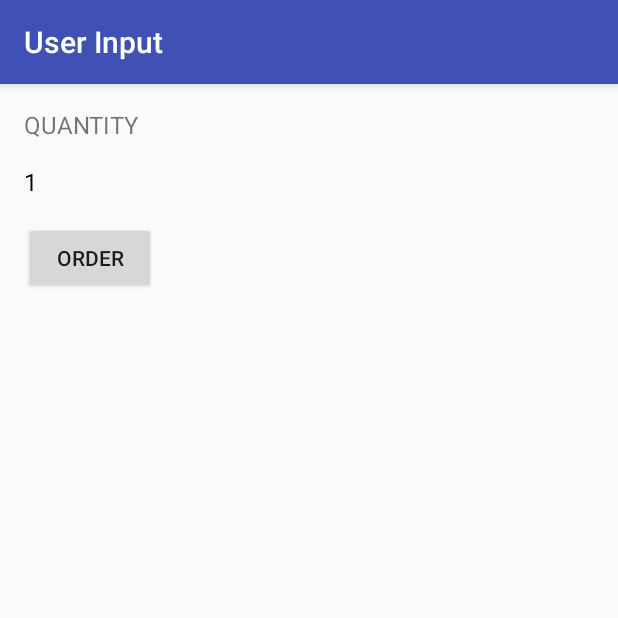
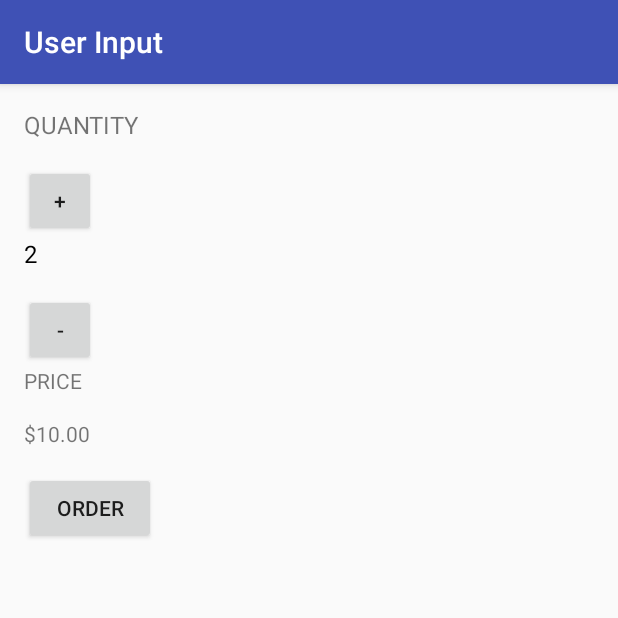
Before and after one commit to ndpark/UserInput, an Android app: the screen it shows after launch (MainActivity), after a tap on "ORDER", on a phone screen of 412 x 824 dp, the top half of it. Run offline under Robolectric (Android 15) with nearby library versions, the phone set to English and light mode, and no system bars.

Commit message:
Changing quantity

```diff
--- a/app/src/main/java/com/example/andy/userinput/MainActivity.java
+++ b/app/src/main/java/com/example/andy/userinput/MainActivity.java
@@ -1,5 +1,6 @@
 package com.example.andy.userinput;
 
+import android.icu.text.NumberFormat;
 import android.os.Bundle;
 import android.support.v7.app.AppCompatActivity;
 import android.view.View;
@@ -20,7 +21,19 @@ public class MainActivity extends AppCompatActivity {
      * This method is called when the order button is clicked.
      */
     public void submitOrder(View view) {
-        display(1);
+        int numberCoffee = 2;
+        display(numberCoffee);
+        displayPrice(numberCoffee * 5);
+    }
+
+    public void increment(View view){
+        TextView quantityTextView = (TextView)findViewById(R.id.quantity_text_view);
+        quantityTextView.setText("3");
+    }
+
+    public void decrement(View view){
+        TextView quantityTextView = (TextView)findViewById(R.id.quantity_text_view);
+        quantityTextView.setText("1");
     }
 
     /**
@@ -30,4 +43,10 @@ public class MainActivity extends AppCompatActivity {
         TextView quantityTextView = (TextView) findViewById(R.id.quantity_text_view);
         quantityTextView.setText("" + number);
     }
+
+    private void displayPrice(int number) {
+        TextView priceTextView = (TextView) findViewById(R.id.price_text_view);
+        priceTextView.setText(NumberFormat.getCurrencyInstance().format(number));
+    }
+
 }
--- a/app/src/main/res/layout/activity_main.xml
+++ b/app/src/main/res/layout/activity_main.xml
@@ -18,6 +18,11 @@
         android:textSize="16sp"
         android:text="Quantity"
         android:textAllCaps="true"/>
+    <Button
+        android:layout_width="48dp"
+        android:layout_height="48dp"
+        android:text="+"
+        android:onClick="increment"/>
     <TextView
         android:id="@+id/quantity_text_view"
         android:layout_width="wrap_content"
@@ -26,6 +31,25 @@
         android:textSize="16sp"
         android:textColor="@android:color/black"
         android:text="0" />
+
+    <Button
+        android:layout_width="48dp"
+        android:layout_height="48dp"
+        android:text="-"
+        android:onClick="decrement"/>
+
+    <TextView
+        android:layout_width="wrap_content"
+        android:layout_height="wrap_content"
+        android:text="Price"
+        android:textAllCaps="true"
+        android:layout_marginBottom="16dp"/>
+    <TextView
+        android:id="@+id/price_text_view"
+        android:layout_width="wrap_content"
+        android:layout_height="wrap_content"
+        android:layout_marginBottom="16dp"
+        android:text="$0"/>
     <Button
         android:layout_width="wrap_content"
         android:layout_height="wrap_content"
```
